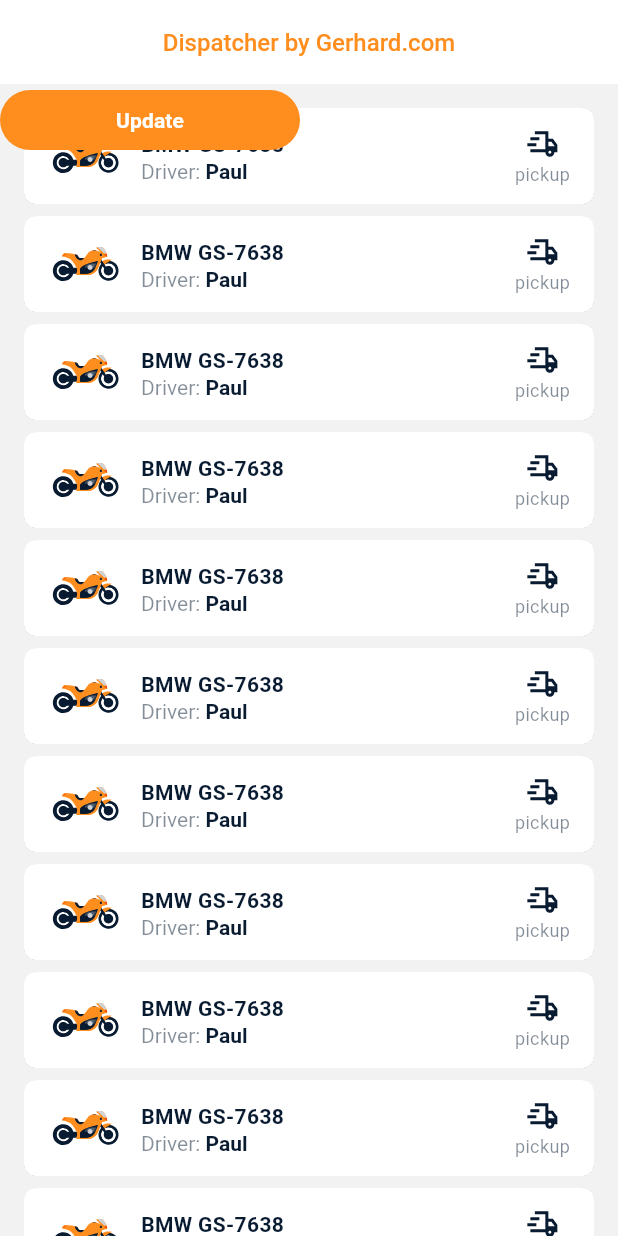
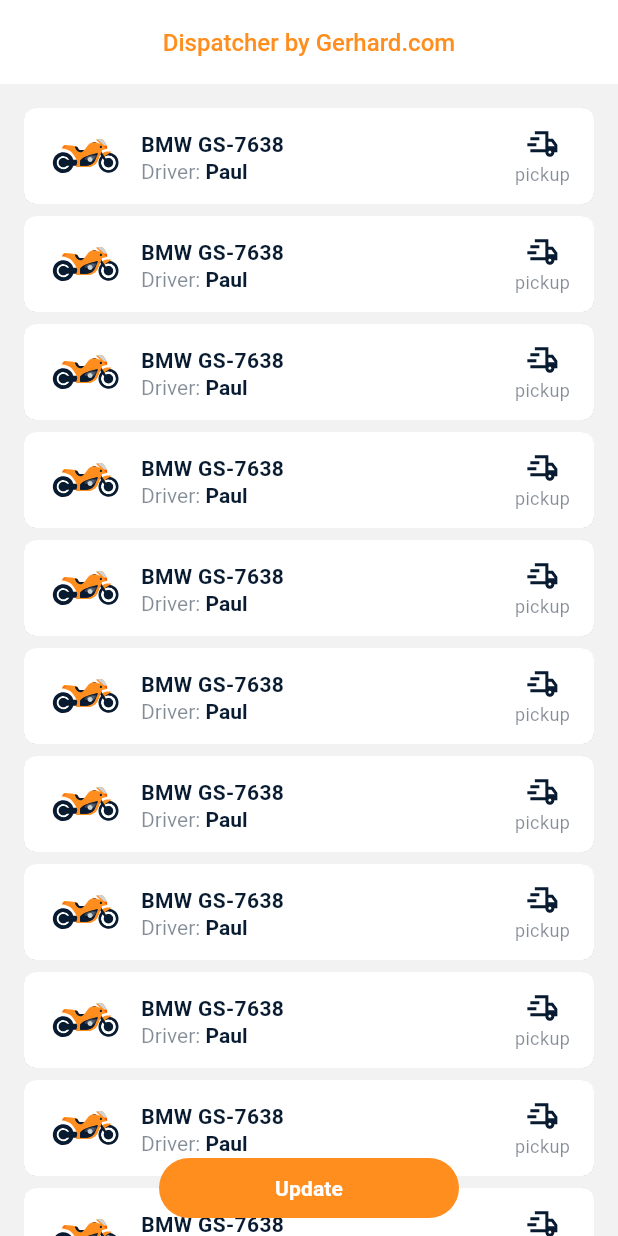
Before and after one commit to Gera-sim/Flutter_Dart, a Flutter app: the screen it shows after launch, on a phone screen of 412 x 824 dp. Run offline on Flutter 3.47's test engine with Material 3 defaults, Android fonts, the phone set to English and light mode, and no system bars; our stand-ins replace flutter_svg.

Commit message:
7.1 позиционирование виджета Button в Flutter

```diff
--- a/lib/pages/vehicle/vehicle_list.dart
+++ b/lib/pages/vehicle/vehicle_list.dart
@@ -8,14 +8,23 @@ class VehicleList extends StatelessWidget {
 
   @override
   Widget build(BuildContext context) {
-    return Stack(children: <Widget>[_list(), _updateButton()]);
+    return Stack(children: <Widget>[
+      _list(context), Align(alignment: Alignment.bottomCenter, child: _updateButton())
+    ]);
   }
 
-  Widget _list() {
+  Widget _list(BuildContext context) {
+    final safeBottomPadding =
+        MediaQuery.of(context).padding.bottom; //получаем расстояние
+    final bottomPadding = (safeBottomPadding + height8) * 2 + height40;
+
     return ListView.separated(
       itemCount: 15,
-      padding: const EdgeInsets.only(
-          left: padding16, top: padding16, right: padding16),
+      padding: EdgeInsets.only(
+          left: padding16,
+          top: padding16,
+          right: padding16,
+          bottom: bottomPadding),
       separatorBuilder: (BuildContext context, int index) {
         return const SizedBox(height: height8);
       },
@@ -26,6 +35,12 @@ class VehicleList extends StatelessWidget {
   }
 
   Widget _updateButton() {
-    return AccentButton(title: 'Update', onTap: () {});
+    //safe area сдвигает виджет на безопасное расстояние
+    return SafeArea(
+        child: Padding(
+      padding: const EdgeInsets.only(
+          left: padding16, right: padding16, bottom: padding8),
+      child: AccentButton(title: 'Update', onTap: () {}),
+    ));
   }
 }
```
Also changed, not shown: lib/design/widgets/accent_button.dart (+7 -6 lines), 3 other files.
